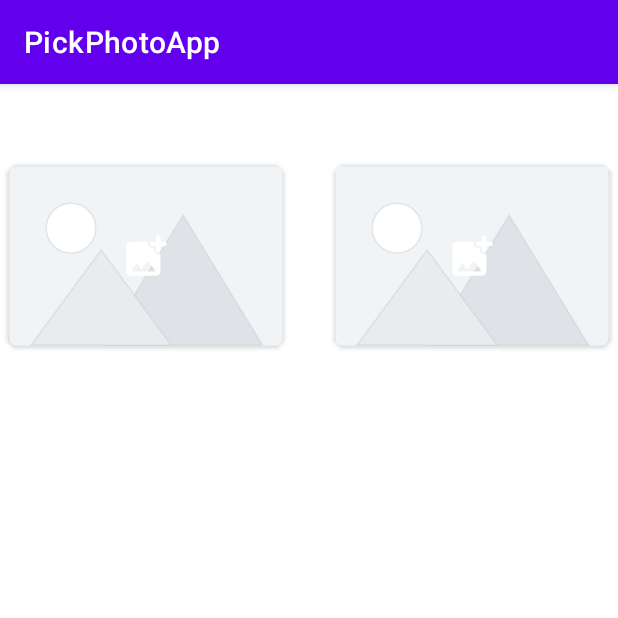
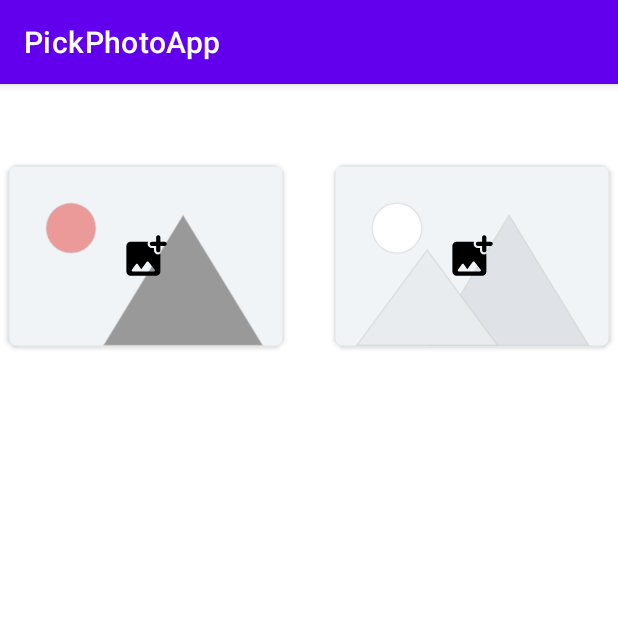
Before and after one commit to bardss/PickPhotoView, an Android app: the screen it shows after launch (MainActivity), on a phone screen of 412 x 824 dp, the top half of it. Run offline under Robolectric (Android 15) with nearby library versions, the phone set to English and light mode, and no system bars.

Commit message:
remove unnecessary microphone permission methods, enable image quality compresson value set,

```diff
--- a/PickPhotoView/build.gradle
+++ b/PickPhotoView/build.gradle
@@ -30,7 +30,6 @@ dependencies {
     implementation 'androidx.appcompat:appcompat:1.3.1'
     implementation 'com.google.android.material:material:1.4.0'
     implementation 'com.yanzhenjie:permission:2.0.3'
-    implementation 'com.jakewharton.threetenabp:threetenabp:1.3.1'
 
     testImplementation 'junit:junit:4.+'
     androidTestImplementation 'androidx.test.ext:junit:1.1.3'
--- a/PickPhotoView/src/main/java/com/jakubaniola/pickphotoview/PickPhotoLayout.kt
+++ b/PickPhotoView/src/main/java/com/jakubaniola/pickphotoview/PickPhotoLayout.kt
@@ -7,12 +7,16 @@ import android.util.AttributeSet
 import android.view.View
 import android.widget.LinearLayout
 import androidx.core.view.children
+import com.jakubaniola.pickphotoview.utils.ImageFileHandler
+
+private const val DEFAULT_COMPRESS_QUALITY = 60
 
 class PickPhotoLayout : LinearLayout {
 
     private var pickPhotoActions: PickPhotoActions? = null
     private var pickPhotoReceiver: PickPhotoReceiver? = null
     private var mode: PickPhotoViewMode = PickPhotoViewMode.ONLY_SHOW
+    private lateinit var imageFileHandler: ImageFileHandler
     private lateinit var placeholderPicture: Drawable
 
     constructor(context: Context, attrs: AttributeSet?) : super(context, attrs) {
@@ -35,11 +39,22 @@ class PickPhotoLayout : LinearLayout {
                 ?: context.resources.getDrawable(R.drawable.ic_picture)
             val modeValue = getInt(R.styleable.PickPhotoLayout_mode, 0)
             mode = PickPhotoViewMode.values()[modeValue]
+            val imageCompressQuality =
+                getInt(R.styleable.PickPhotoLayout_imageCompressQuality, DEFAULT_COMPRESS_QUALITY)
+            initImageFileHandler(imageCompressQuality)
         }
     }
 
     init {
         orientation = VERTICAL
+    }
+
+    private fun initImageFileHandler(imageCompressQuality: Int) {
+        if (imageCompressQuality < 1 || imageCompressQuality > 100) {
+            throw WrongCompressQualityException()
+        } else {
+            imageFileHandler = ImageFileHandler(imageCompressQuality)
+        }
     }
 
     fun setPickPhotoFragment(pickPhotoActions: PickPhotoActions) {
@@ -96,7 +111,7 @@ class PickPhotoLayout : LinearLayout {
     }
 
     private fun createPickPhotoView(): PickPhotoView {
-        return PickPhotoView(context, mode, placeholderPicture).apply {
+        return PickPhotoView(context, mode, placeholderPicture, imageFileHandler).apply {
             setPickPhotoFragment(pickPhotoActions)
         }
     }
--- /dev/null
+++ b/PickPhotoView/src/main/java/com/jakubaniola/pickphotoview/WrongCompressQualityException.kt
@@ -0,0 +1,5 @@
+package com.jakubaniola.pickphotoview
+
+import java.lang.Exception
+
+class WrongCompressQualityException: Exception()
--- a/PickPhotoView/src/main/res/drawable/ic_add_picture.xml
+++ b/PickPhotoView/src/main/res/drawable/ic_add_picture.xml
@@ -5,5 +5,5 @@
     android:viewportHeight="24">
   <path
       android:pathData="M21.02,5H19V2.98c0,-0.54 -0.44,-0.98 -0.98,-0.98h-0.03c-0.55,0 -0.99,0.44 -0.99,0.98V5h-2.01c-0.54,0 -0.98,0.44 -0.99,0.98v0.03c0,0.55 0.44,0.99 0.99,0.99H17v2.01c0,0.54 0.44,0.99 0.99,0.98h0.03c0.54,0 0.98,-0.44 0.98,-0.98V7h2.02c0.54,0 0.98,-0.44 0.98,-0.98v-0.04c0,-0.54 -0.44,-0.98 -0.98,-0.98zM16,9.01V8h-1.01c-0.53,0 -1.03,-0.21 -1.41,-0.58 -0.37,-0.38 -0.58,-0.88 -0.58,-1.44 0,-0.36 0.1,-0.69 0.27,-0.98H5c-1.1,0 -2,0.9 -2,2v12c0,1.1 0.9,2 2,2h12c1.1,0 2,-0.9 2,-2v-8.28c-0.3,0.17 -0.64,0.28 -1.02,0.28 -1.09,-0.01 -1.98,-0.9 -1.98,-1.99zM15.96,19H6c-0.41,0 -0.65,-0.47 -0.4,-0.8l1.98,-2.63c0.21,-0.28 0.62,-0.26 0.82,0.02L10,18l2.61,-3.48c0.2,-0.26 0.59,-0.27 0.79,-0.01l2.95,3.68c0.26,0.33 0.03,0.81 -0.39,0.81z"
-      android:fillColor="@android:color/white"/>
+      android:fillColor="@android:color/black"/>
 </vector>
--- a/PickPhotoView/src/main/res/drawable/ic_edit.xml
+++ b/PickPhotoView/src/main/res/drawable/ic_edit.xml
@@ -5,5 +5,5 @@
     android:viewportHeight="24">
   <path
       android:pathData="M3,17.46v3.04c0,0.28 0.22,0.5 0.5,0.5h3.04c0.13,0 0.26,-0.05 0.35,-0.15L17.81,9.94l-3.75,-3.75L3.15,17.1c-0.1,0.1 -0.15,0.22 -0.15,0.36zM20.71,7.04c0.39,-0.39 0.39,-1.02 0,-1.41l-2.34,-2.34c-0.39,-0.39 -1.02,-0.39 -1.41,0l-1.83,1.83 3.75,3.75 1.83,-1.83z"
-      android:fillColor="@android:color/white"/>
+      android:fillColor="@android:color/black"/>
 </vector>
--- /dev/null
+++ b/PickPhotoView/src/main/res/drawable/ic_picture_other.xml
@@ -0,0 +1,73 @@
+<vector xmlns:android="http://schemas.android.com/apk/res/android"
+    android:width="184dp"
+    android:height="121dp"
+    android:viewportWidth="184"
+    android:viewportHeight="121">
+  <path
+      android:strokeWidth="1"
+      android:pathData="M92.139,99.875C92.144,99.888 92.149,99.901 92.157,99.916 92.149,99.903 92.139,99.852 92.139,99.875"
+      android:strokeAlpha="0.403"
+      android:fillColor="#c5cfd6"
+      android:strokeColor="#707070"/>
+  <path
+      android:strokeWidth="1"
+      android:pathData="M92.152,99.895a0.112,0.112 0,0 1,0 0.013c0,-0.013 -0.023,-0.052 0,-0.013"
+      android:strokeAlpha="0.403"
+      android:fillColor="#c5cfd6"
+      android:strokeColor="#707070"/>
+  <path
+      android:strokeWidth="1"
+      android:pathData="M92.062,99.677C92.08,99.729 92.103,99.777 92.124,99.829 92.114,99.804 92.103,99.783 92.093,99.757 92.362,100.428 92.191,99.992 92.062,99.677"
+      android:strokeAlpha="0.403"
+      android:fillColor="#c5cfd6"
+      android:strokeColor="#707070"/>
+  <path
+      android:strokeWidth="1"
+      android:pathData="M92.119,99.832 L92.15,99.904C92.225,100.049 92.119,99.832 92.119,99.832"
+      android:strokeAlpha="0.403"
+      android:fillColor="#c5cfd6"
+      android:strokeColor="#707070"/>
+  <path
+      android:strokeWidth="1"
+      android:pathData="M92.148,99.892L92.148,99.892L92.148,99.892Z"
+      android:strokeAlpha="0.403"
+      android:fillColor="#c5cfd6"
+      android:strokeColor="#707070"/>
+  <path
+      android:strokeWidth="1"
+      android:pathData="M92.147,99.895S92.147,99.89 92.147,99.89 92.147,99.89 92.147,99.895"
+      android:strokeAlpha="0.403"
+      android:fillColor="#c5cfd6"
+      android:strokeColor="#707070"/>
+  <path
+      android:strokeWidth="1"
+      android:pathData="M92.162,99.915c0.015,0.031 -0.072,-0.119 0,0"
+      android:strokeAlpha="0.403"
+      android:fillColor="#c5cfd6"
+      android:strokeColor="#707070"/>
+  <path
+      android:strokeWidth="1"
+      android:pathData="M92.151,99.895 L92.146,99.89S92.146,99.895 92.151,99.895"
+      android:strokeAlpha="0.403"
+      android:fillColor="#c5cfd6"
+      android:strokeColor="#707070"/>
+  <path
+      android:strokeWidth="1"
+      android:pathData="M4.5,0.5L179.5,0.5A4,4 0,0 1,183.5 4.5L183.5,116.5A4,4 0,0 1,179.5 120.5L4.5,120.5A4,4 0,0 1,0.5 116.5L0.5,4.5A4,4 0,0 1,4.5 0.5z"
+      android:strokeAlpha="0.403"
+      android:fillColor="#dde3e9"
+      android:strokeColor="#707070"/>
+  <path
+      android:strokeWidth="1"
+      android:pathData="M116.738,33.352l52.995,86.485L63.743,119.837Z"
+      android:strokeAlpha="0.403"
+      android:fillColor="@android:color/black"
+      android:strokeColor="#707070"/>
+
+  <path
+      android:strokeWidth="1"
+      android:pathData="M42,42m-16.5,0a16.5,16.5 0,1 1,33 0a16.5,16.5 0,1 1,-33 0"
+      android:strokeAlpha="0.403"
+      android:fillColor="@android:color/holo_red_dark"
+      android:strokeColor="#707070"/>
+</vector>
--- a/PickPhotoView/src/main/res/values/attrs.xml
+++ b/PickPhotoView/src/main/res/values/attrs.xml
@@ -7,5 +7,6 @@
             <enum name="ENABLE_ADD_MULTIPLE" value="2"/>
         </attr>
         <attr name="placeholderPicture" format="integer"/>
+        <attr name="imageCompressQuality" format="integer"/>
     </declare-styleable>
 </resources>
--- a/app/src/main/res/layout/activity_main.xml
+++ b/app/src/main/res/layout/activity_main.xml
@@ -15,7 +15,7 @@
             android:layout_width="wrap_content"
             android:layout_height="wrap_content"
             app:mode="ENABLE_ADD_ONE"
-            app:placeholderPicture="@drawable/ic_picture"
+            app:placeholderPicture="@drawable/ic_picture_other"
             app:layout_constraintLeft_toLeftOf="parent"
             app:layout_constraintTop_toTopOf="parent"/>
 
@@ -24,6 +24,7 @@
             android:layout_width="wrap_content"
             android:layout_height="wrap_content"
             app:mode="ENABLE_ADD_MULTIPLE"
+            app:imageCompressQuality="70"
             app:placeholderPicture="@drawable/ic_picture"
             app:layout_constraintRight_toRightOf="parent"
             app:layout_constraintTop_toTopOf="parent"/>
```
Also changed, not shown: PickPhotoView/src/main/java/com/jakubaniola/pickphotoview/PickPhotoView.kt (+9 -8 lines), PickPhotoView/src/main/java/com/jakubaniola/pickphotoview/utils/ImageFileHandler.kt (renamed from PickPhotoView/src/main/java/com/jakubaniola/pickphotoview/utils/ImageUtils.kt, +5 -5 lines), PickPhotoView/src/main/java/com/jakubaniola/pickphotoview/utils/PermissionsUtil.kt (+0 -22 lines).
